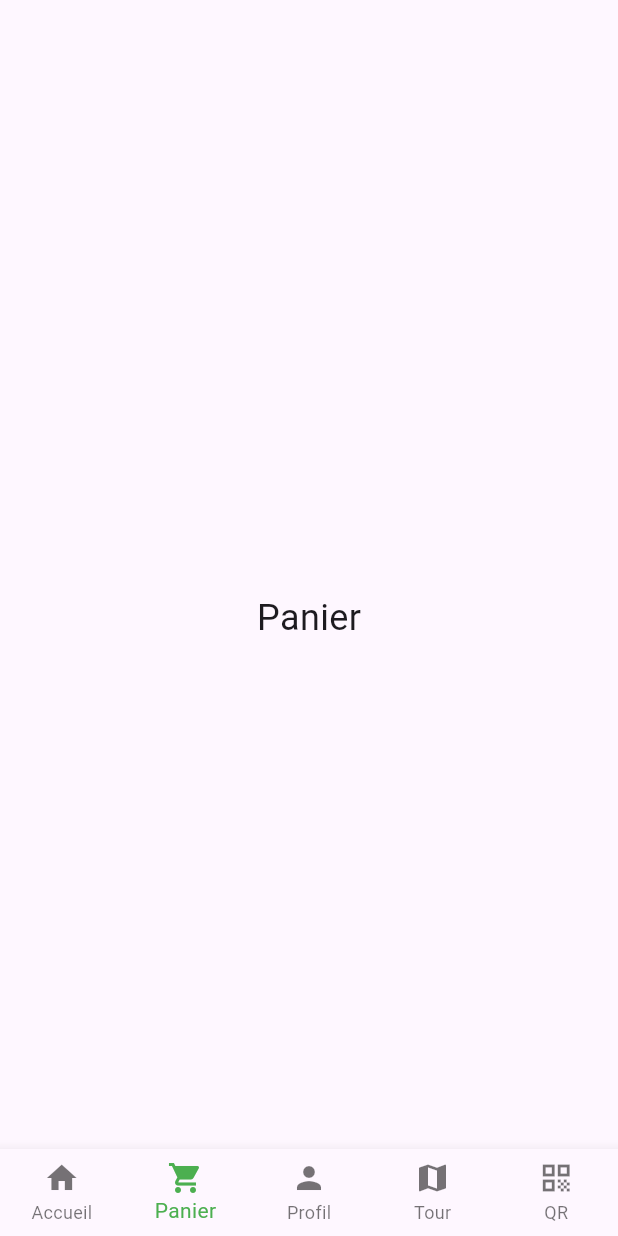
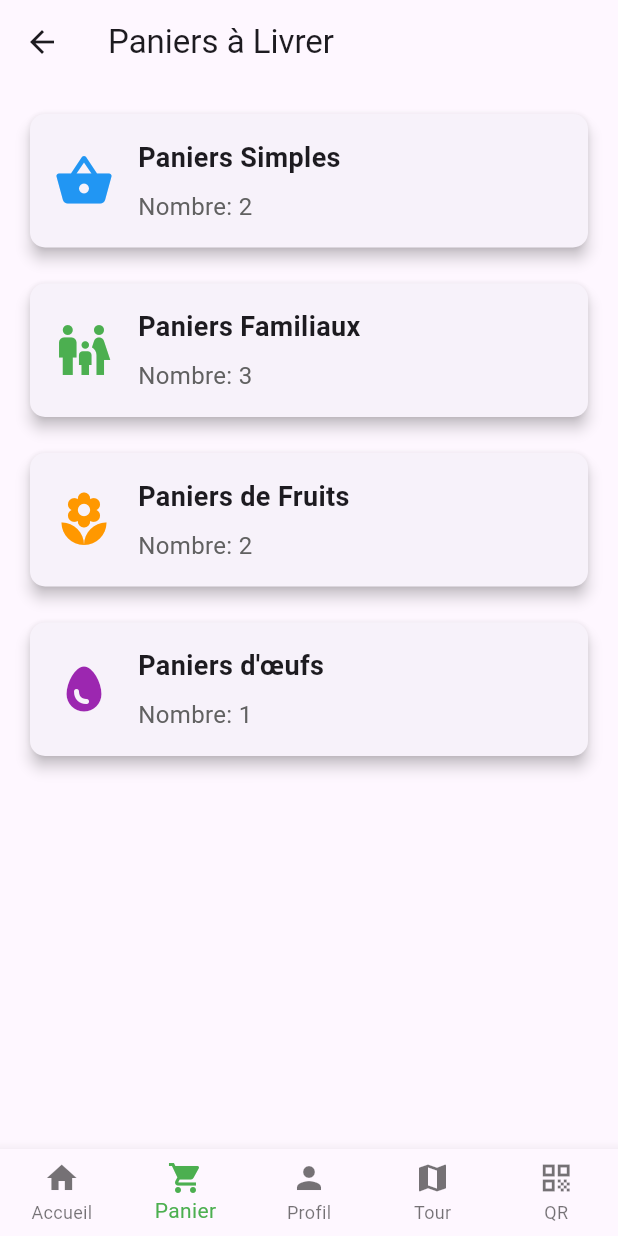
Before and after one commit to NouGrr/SAE6, a Flutter app: the HomeScreen screen opened directly, item 2 of the bottom bar chosen, on a phone screen of 412 x 824 dp. Run offline on Flutter 3.47's test engine with Material 3 defaults, Android fonts, the phone set to English and light mode, and no system bars; our stand-ins replace carousel_slider, flutter_map, geolocator, latlong2; missing offline and left inert: dart:html, dart:ui_web, mysql1, qr_code_scanner.

Commit message:
Pannier avancé

```diff
--- /dev/null
+++ b/lib/screens/panier.screen.dart
@@ -0,0 +1,118 @@
+import 'package:flutter/material.dart';
+import 'package:flutter_application_2/screens/panierdetail_screen.dart';
+import 'panierdetail_screen.dart';
+
+class PanierScreen extends StatelessWidget {
+  final int simplePaniers;
+  final int familialPaniers;
+  final int fruitPaniers;
+  final int eggPaniers;
+
+  PanierScreen({
+    required this.simplePaniers,
+    required this.familialPaniers,
+    required this.fruitPaniers,
+    required this.eggPaniers,
+  });
+
+  @override
+  Widget build(BuildContext context) {
+    return Scaffold(
+      appBar: AppBar(
+        title: Text('Paniers à Livrer'),
+      ),
+      body: Padding(
+        padding: const EdgeInsets.all(16.0),
+        child: Column(
+          crossAxisAlignment: CrossAxisAlignment.start,
+          children: [
+            _buildPanierCard(
+              context,
+              'Paniers Simples',
+              simplePaniers,
+              Icons.shopping_basket,
+              Colors.blue,
+            ),
+            SizedBox(height: 16),
+            _buildPanierCard(
+              context,
+              'Paniers Familiaux',
+              familialPaniers,
+              Icons.family_restroom,
+              Colors.green,
+            ),
+            SizedBox(height: 16),
+            _buildPanierCard(
+              context,
+              'Paniers de Fruits',
+              fruitPaniers,
+              Icons.local_florist,
+              Colors.orange,
+            ),
+            SizedBox(height: 16),
+            _buildPanierCard(
+              context,
+              'Paniers d\'œufs',
+              eggPaniers,
+              Icons.egg,
+              Colors.purple,
+            ),
+          ],
+        ),
+      ),
+    );
+  }
+
+  Widget _buildPanierCard(BuildContext context, String title, int count, IconData icon, Color color) {
+    return GestureDetector(
+      onTap: () {
+        Navigator.push(
+          context,
+          MaterialPageRoute(
+            builder: (context) => PanierDetailScreen(
+              title: title,
+              count: count,
+              icon: icon,
+              color: color,
+            ),
+          ),
+        );
+      },
+      child: Card(
+        elevation: 4,
+        shape: RoundedRectangleBorder(
+          borderRadius: BorderRadius.circular(10),
+        ),
+        child: Padding(
+          padding: const EdgeInsets.all(16.0),
+          child: Row(
+            children: [
+              Icon(icon, size: 40, color: color),
+              SizedBox(width: 16),
+              Column(
+                crossAxisAlignment: CrossAxisAlignment.start,
+                children: [
+                  Text(
+                    title,
+                    style: TextStyle(
+                      fontSize: 18,
+                      fontWeight: FontWeight.bold,
+                    ),
+                  ),
+                  SizedBox(height: 8),
+                  Text(
+                    'Nombre: $count',
+                    style: TextStyle(
+                      fontSize: 16,
+                      color: Colors.grey[700],
+                    ),
+                  ),
+                ],
+              ),
+            ],
+          ),
+        ),
+      ),
+    );
+  }
+}
```
Also changed, not shown: lib/screens/liv_screen.dart (+45 -12 lines), lib/screens/panierdetail_screen.dart (added, +90 -0 lines), lib/screens/qr_screen.dart (+83 -3 lines), lib/screens/tour_map.dart (+97 -32 lines), 9 other files.
